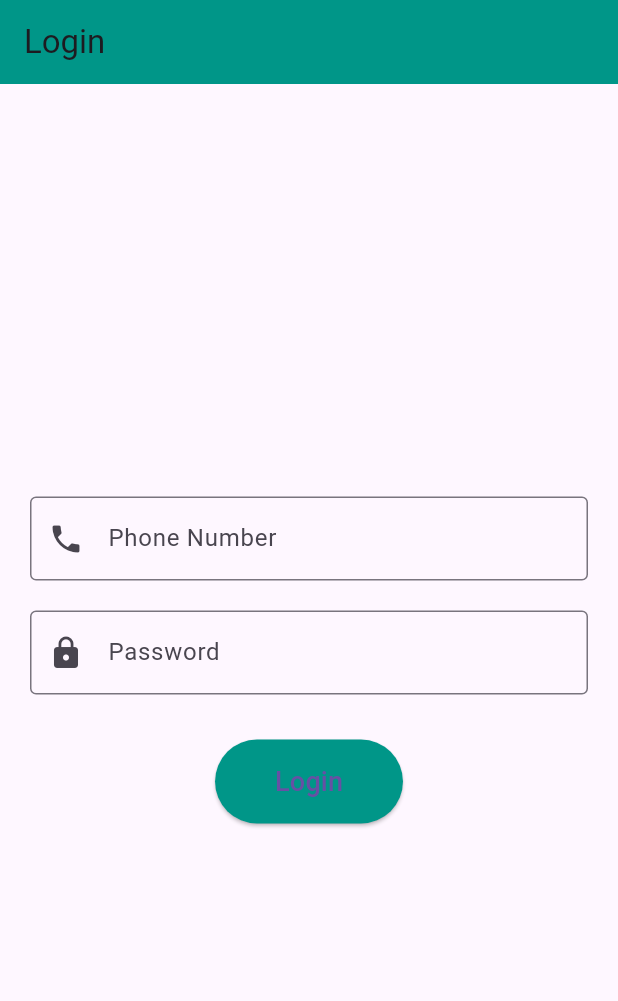
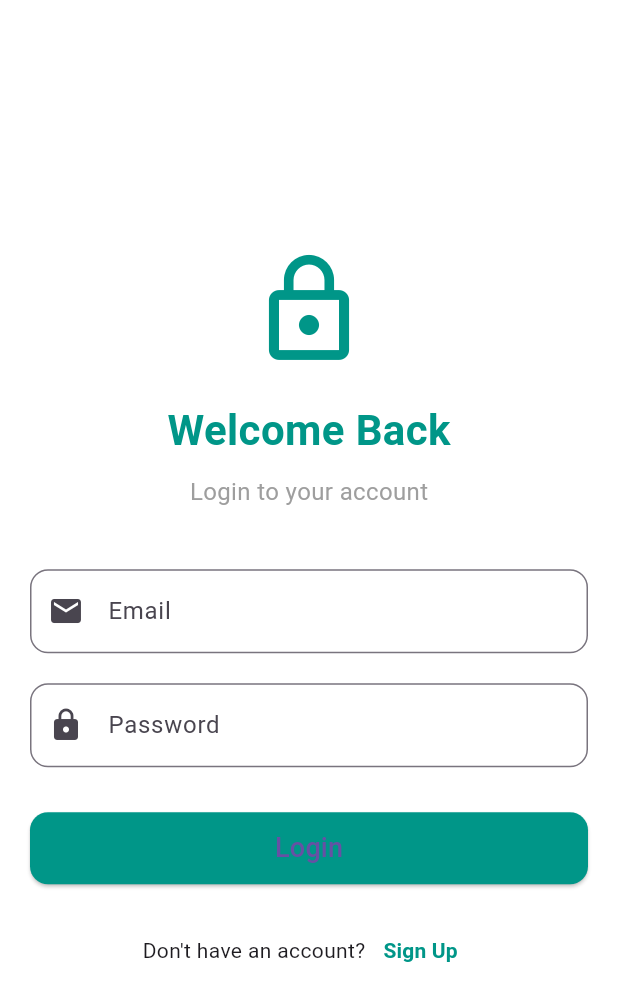
Before and after one commit to bristisamanta/vita-stream-fronted, a Flutter app: the screen it shows after launch, after a tap on "Skip", on a phone screen of 412 x 824 dp. Shown: the top 1001 px of the screen. Run offline on Flutter 3.47's test engine with Material 3 defaults, Android fonts, the light colour scheme and no system bars; our stand-ins replace animated_background, geolocator, google_maps_flutter, lottie, smooth_page_indicator.

Commit message:
Added sign-up screen and updated login flow

```diff
--- a/lib/animated_gradient_background.dart
+++ b/lib/animated_gradient_background.dart
@@ -7,10 +7,10 @@ class AnimatedGradientBackground extends StatefulWidget {
   final ScrollController scrollController;
 
   const AnimatedGradientBackground({
-    Key? key,
+    super.key,
     required this.child,
     required this.scrollController,
-  }) : super(key: key);
+  });
 
   @override
   State<AnimatedGradientBackground> createState() =>
--- a/lib/main.dart
+++ b/lib/main.dart
@@ -1,12 +1,11 @@
 import 'package:flutter/material.dart';
-import 'animated_gradient_background.dart';
 import 'screens/pairing_screen.dart';
 import 'screens/splash_screen.dart';
 import 'screens/onboarding_login_screen.dart';
 import 'screens/login_screen.dart';
 import 'screens/dashboard_screen.dart'; // ✅ Import DashboardScreen
 import 'screens/map_screen.dart';
-
+import 'screens/sign_up.dart'; // ✅ New Import for Sign Up Screen
 
 void navigateWithAnimation(BuildContext context, Widget page) {
   Navigator.of(context).pushReplacement(
@@ -46,7 +45,8 @@ class MyApp extends StatelessWidget {
         '/': (context) => const SplashScreen(),
         '/onboarding': (context) => const OnboardingLoginScreen(),
         '/login': (context) => const LoginScreen(),
-        '/dashboard': (context) => const NavigationWrapper(initialIndex: 1), // ✅ Added
+        '/signup': (context) => const SignUpScreen(), // ✅ Added Sign Up route
+        '/dashboard': (context) => const NavigationWrapper(initialIndex: 1),
       },
     );
   }
@@ -71,7 +71,7 @@ class _NavigationWrapperState extends State<NavigationWrapper> {
 
   final List<Widget> _screens = [
     const PairingScreen(),
-    const DashboardScreen(), // ✅ Dashboard screen as main tab
+    const DashboardScreen(),
     const MapScreen(),
   ];
 
@@ -92,7 +92,6 @@ class _NavigationWrapperState extends State<NavigationWrapper> {
         elevation: 6,
         currentIndex: _selectedIndex,
         onTap: _onItemTapped,
-
         items: const [
           BottomNavigationBarItem(
             icon: Icon(Icons.bluetooth, size: 30),
@@ -103,9 +102,9 @@ class _NavigationWrapperState extends State<NavigationWrapper> {
             label: 'Dashboard',
           ),
           BottomNavigationBarItem(
-        icon: Icon(Icons.map, size: 26),
-        label: 'Map',
-         ),
+            icon: Icon(Icons.map, size: 26),
+            label: 'Map',
+          ),
         ],
       ),
     );
--- a/lib/screens/login_screen.dart
+++ b/lib/screens/login_screen.dart
@@ -1,76 +1,112 @@
 import 'package:flutter/material.dart';
 
-class LoginScreen extends StatefulWidget {
+class LoginScreen extends StatelessWidget {
   const LoginScreen({super.key});
-
-  @override
-  State<LoginScreen> createState() => _LoginScreenState();
-}
-
-class _LoginScreenState extends State<LoginScreen> {
-  final _phoneController = TextEditingController();
-  final _passwordController = TextEditingController();
-
-  void _handleLogin() {
-    final phone = _phoneController.text.trim();
-    final password = _passwordController.text.trim();
-
-    if (phone.isEmpty || password.isEmpty) {
-      ScaffoldMessenger.of(context).showSnackBar(
-        const SnackBar(content: Text("Please enter phone and password")),
-      );
-      return;
-    }
-
-    // ✅ Navigate to dashboard route
-    Navigator.pushReplacementNamed(context, '/dashboard');
-  }
 
   @override
   Widget build(BuildContext context) {
     return Scaffold(
-      appBar: AppBar(
-        title: const Text("Login"),
-        backgroundColor: Colors.teal,
-      ),
-      body: Padding(
+      backgroundColor: Colors.white,
+      body: Center(
+        child: Padding(
           padding: const EdgeInsets.all(20.0),
+          child: SingleChildScrollView(
             child: Column(
               mainAxisAlignment: MainAxisAlignment.center,
               children: [
-            TextField(
-              controller: _phoneController,
-              decoration: const InputDecoration(
-                labelText: "Phone Number",
-                prefixIcon: Icon(Icons.phone),
-                border: OutlineInputBorder(),
-              ),
-              keyboardType: TextInputType.phone,
+                // App Logo
+                const Icon(
+                  Icons.lock_outline,
+                  size: 80,
+                  color: Colors.teal,
                 ),
                 const SizedBox(height: 20),
+
+                // Title
+                const Text(
+                  "Welcome Back",
+                  style: TextStyle(
+                    fontSize: 28,
+                    fontWeight: FontWeight.bold,
+                    color: Colors.teal,
+                  ),
+                ),
+                const SizedBox(height: 10),
+                const Text(
+                  "Login to your account",
+                  style: TextStyle(color: Colors.grey, fontSize: 16),
+                ),
+                const SizedBox(height: 40),
+
+                // Email Field
                 TextField(
-              controller: _passwordController,
+                  decoration: InputDecoration(
+                    labelText: "Email",
+                    prefixIcon: const Icon(Icons.email),
+                    border: OutlineInputBorder(
+                      borderRadius: BorderRadius.circular(12),
+                    ),
+                  ),
+                ),
+                const SizedBox(height: 20),
+
+                // Password Field
+                TextField(
                   obscureText: true,
-              decoration: const InputDecoration(
+                  decoration: InputDecoration(
                     labelText: "Password",
-                prefixIcon: Icon(Icons.lock),
-                border: OutlineInputBorder(),
+                    prefixIcon: const Icon(Icons.lock),
+                    border: OutlineInputBorder(
+                      borderRadius: BorderRadius.circular(12),
+                    ),
                   ),
                 ),
                 const SizedBox(height: 30),
-            ElevatedButton(
+
+                // Login Button
+                SizedBox(
+                  width: double.infinity,
+                  height: 48,
+                  child: ElevatedButton(
                     style: ElevatedButton.styleFrom(
                       backgroundColor: Colors.teal,
-                padding:
-                    const EdgeInsets.symmetric(horizontal: 40, vertical: 15),
+                      shape: RoundedRectangleBorder(
+                        borderRadius: BorderRadius.circular(12),
                       ),
-              onPressed: _handleLogin,
+                    ),
+                    onPressed: () {
+                      Navigator.pushReplacementNamed(context, '/dashboard');
+                    },
                     child: const Text(
                       "Login",
                       style: TextStyle(fontSize: 18),
                     ),
                   ),
+                ),
+                const SizedBox(height: 20),
+
+                // Sign Up Navigation
+                Row(
+                  mainAxisAlignment: MainAxisAlignment.center,
+                  children: [
+                    const Text("Don't have an account?"),
+                    TextButton(
+                      onPressed: () {
+                        Navigator.pushNamed(context, '/signup'); // ✅ Navigate to Sign Up
+                      },
+                      child: const Text(
+                        "Sign Up",
+                        style: TextStyle(
+                          fontWeight: FontWeight.bold,
+                          color: Colors.teal,
+                        ),
+                      ),
+                    ),
                   ],
+                ),
+              ],
+            ),
+          ),
         ),
       ),
     );
--- a/lib/screens/onboarding_login_screen.dart
+++ b/lib/screens/onboarding_login_screen.dart
@@ -2,7 +2,6 @@ import 'package:flutter/material.dart';
 import 'package:lottie/lottie.dart';
 import 'package:smooth_page_indicator/smooth_page_indicator.dart';
 import 'package:animated_background/animated_background.dart';
-import '../main.dart';
 
 class OnboardingLoginScreen extends StatefulWidget {
   const OnboardingLoginScreen({super.key});
--- a/lib/screens/splash_screen.dart
+++ b/lib/screens/splash_screen.dart
@@ -1,9 +1,8 @@
 import 'package:flutter/material.dart';
 import 'dart:async';
-import 'dart:math' as math;
 
 // Import your onboarding screen here
-import 'package:vitastream/screens/onboarding_login_screen.dart';  // Adjust path accordingly
+// Adjust path accordingly
 
 class SplashScreen extends StatefulWidget {
   const SplashScreen({super.key});
```
Also changed, not shown: lib/screens/sign_up.dart (added, +160 -0 lines). Lines whose indentation alone changed are shown as unchanged.
